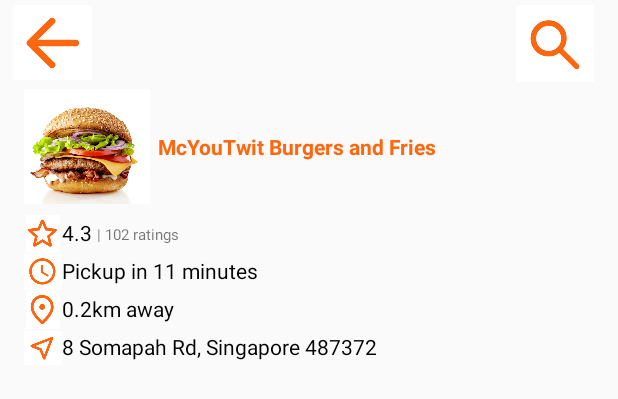
After one commit to Vin11704/Q_less_java, an Android app: the layout activity_restaurant1.xml on its own in the app's theme, with its tools: preview values and no code run, on a phone screen of 412 x 824 dp. The commit adds this screen. Shown: the top 399 px of the screen. Run offline under Robolectric (Android 15) with nearby library versions, the phone set to English and light mode, and no system bars; Roboto replaces fonts that are not available here.

Commit message:
restaurant food list Part 1

```diff
--- /dev/null
+++ b/app/src/main/res/layout/activity_restaurant1.xml
@@ -0,0 +1,151 @@
+<?xml version="1.0" encoding="utf-8"?>
+<androidx.constraintlayout.widget.ConstraintLayout xmlns:android="http://schemas.android.com/apk/res/android"
+    xmlns:app="http://schemas.android.com/apk/res-auto"
+    xmlns:tools="http://schemas.android.com/tools"
+    android:layout_width="match_parent"
+    android:layout_height="match_parent"
+    tools:context=".restaurant1">
+
+    <ScrollView
+        android:layout_width="match_parent"
+        android:layout_height="match_parent"
+        tools:layout_editor_absoluteX="155dp"
+        tools:layout_editor_absoluteY="198dp">
+
+        <LinearLayout
+            android:layout_width="match_parent"
+            android:layout_height="wrap_content"
+            android:orientation="vertical">
+
+            <androidx.constraintlayout.widget.ConstraintLayout
+                android:layout_width="match_parent"
+                android:layout_height="match_parent">
+
+                <ImageView
+                    android:id="@+id/store1_arrow"
+                    android:layout_width="70dp"
+                    android:layout_height="50dp"
+                    android:layout_marginTop="3dp"
+                    android:src="@drawable/arrow"
+                    app:layout_constraintStart_toStartOf="parent"
+                    app:layout_constraintTop_toTopOf="parent" />
+
+                <ImageView
+                    android:id="@+id/store1_search"
+                    android:layout_width="77dp"
+                    android:layout_height="51dp"
+                    android:layout_marginTop="3dp"
+                    android:layout_marginRight="3dp"
+                    android:src="@drawable/search"
+                    app:layout_constraintEnd_toEndOf="parent"
+                    app:layout_constraintTop_toTopOf="parent" />
+
+                <ImageView
+                    android:id="@+id/store1_profile"
+                    android:layout_width="84dp"
+                    android:layout_height="91dp"
+                    android:layout_marginStart="16dp"
+                    android:layout_marginTop="52dp"
+                    android:src="@drawable/store1_burger"
+                    app:layout_constraintStart_toStartOf="parent"
+                    app:layout_constraintTop_toTopOf="parent" />
+
+                <ImageView
+                    android:id="@+id/store1_fav"
+                    android:layout_width="25dp"
+                    android:layout_height="25dp"
+                    android:src="@drawable/fav"
+                    app:layout_constraintStart_toStartOf="@+id/store1_profile"
+                    app:layout_constraintTop_toBottomOf="@+id/store1_profile" />
+
+                <ImageView
+                    android:id="@+id/store1_duration"
+                    android:layout_width="25dp"
+                    android:layout_height="25dp"
+                    android:src="@drawable/duration"
+                    app:layout_constraintStart_toStartOf="@+id/store1_fav"
+                    app:layout_constraintTop_toBottomOf="@+id/store1_fav" />
+
+                <ImageView
+                    android:id="@+id/store1_pickup"
+                    android:layout_width="25dp"
+                    android:layout_height="25dp"
+                    app:layout_constraintStart_toStartOf="@+id/store1_duration"
+                    app:layout_constraintTop_toBottomOf="@+id/store1_duration"
+                    app:srcCompat="@drawable/pickup" />
+
+                <ImageView
+                    android:id="@+id/store1_location"
+                    android:layout_width="25dp"
+                    android:layout_height="25dp"
+                    app:layout_constraintStart_toStartOf="@+id/store1_pickup"
+                    app:layout_constraintTop_toBottomOf="@+id/store1_pickup"
+                    app:srcCompat="@drawable/location" />
+
+                <TextView
+                    android:id="@+id/textView"
+                    android:layout_width="wrap_content"
+                    android:layout_height="wrap_content"
+                    android:layout_marginStart="5dp"
+                    android:layout_marginTop="36dp"
+                    android:text="McYouTwit Burgers and Fries"
+                    android:textColor="@color/q_less__color"
+                    android:textStyle="bold"
+                    app:layout_constraintStart_toEndOf="@+id/store1_profile"
+                    app:layout_constraintTop_toTopOf="@+id/store1_profile" />
+
+                <TextView
+                    android:id="@+id/store1_fav_textView"
+                    android:layout_width="wrap_content"
+                    android:layout_height="25dp"
+                    android:paddingTop="2dp"
+                    android:text="4.3"
+                    android:textColor="@color/black"
+                    app:layout_constraintStart_toEndOf="@+id/store1_fav"
+                    app:layout_constraintTop_toTopOf="@+id/store1_fav" />
+
+                <TextView
+                    android:id="@+id/store1_duration_textView"
+                    android:layout_width="wrap_content"
+                    android:layout_height="25dp"
+                    android:paddingTop="2dp"
+                    android:text="Pickup in 11 minutes"
+                    android:textColor="@color/black"
+                    app:layout_constraintStart_toEndOf="@+id/store1_duration"
+                    app:layout_constraintTop_toBottomOf="@+id/store1_fav" />
+
+                <TextView
+                    android:id="@+id/store1_pickup_textView"
+                    android:layout_width="wrap_content"
+                    android:layout_height="25dp"
+                    android:paddingTop="2dp"
+                    android:text="0.2km away"
+                    android:textColor="@color/black"
+                    app:layout_constraintStart_toEndOf="@+id/store1_pickup"
+                    app:layout_constraintTop_toBottomOf="@+id/store1_duration" />
+
+                <TextView
+                    android:id="@+id/store1_location_textView"
+                    android:layout_width="wrap_content"
+                    android:layout_height="25dp"
+                    android:paddingTop="2dp"
+                    android:text="8 Somapah Rd, Singapore 487372"
+                    android:textColor="@color/black"
+                    app:layout_constraintStart_toEndOf="@+id/store1_location"
+                    app:layout_constraintTop_toBottomOf="@+id/store1_pickup" />
+
+                <TextView
+                    android:id="@+id/textView6"
+                    android:layout_width="wrap_content"
+                    android:layout_height="wrap_content"
+                    android:layout_marginStart="3dp"
+                    android:layout_marginTop="6dp"
+                    android:text="| 102 ratings"
+                    android:textSize="10sp"
+                    app:layout_constraintStart_toEndOf="@+id/store1_fav_textView"
+                    app:layout_constraintTop_toTopOf="@+id/store1_fav_textView" />
+
+            </androidx.constraintlayout.widget.ConstraintLayout>
+        </LinearLayout>
+    </ScrollView>
+</androidx.constraintlayout.widget.ConstraintLayout>
--- a/app/src/main/res/layout/activity_restaurant_list.xml
+++ b/app/src/main/res/layout/activity_restaurant_list.xml
@@ -19,8 +19,15 @@
         app:layout_constraintHorizontal_bias="0.0"
         app:layout_constraintStart_toStartOf="parent"
         app:layout_constraintTop_toTopOf="parent"
-        tools:ignore="UnknownId"/>
+        tools:ignore="UnknownId">
 
+        <ImageView
+            android:id="@+id/restaurant0_food_image"
+            android:layout_width="102dp"
+            android:layout_height="94dp"
+            android:scaleType="centerCrop"
+            android:src="@drawable/store1_burger" />
+    </androidx.cardview.widget.CardView>
 
     <androidx.cardview.widget.CardView
         android:id="@+id/food_item_card2"
@@ -56,6 +63,7 @@
         android:layout_height="wrap_content"
         android:layout_marginStart="124dp"
         android:layout_marginTop="292dp"
+        android:textStyle="bold"
         android:text="McYouTwit Burgers and Fries"
         app:layout_constraintStart_toStartOf="parent"
         app:layout_constraintTop_toTopOf="parent" />
@@ -98,6 +106,7 @@
         android:layout_height="wrap_content"
         android:layout_marginStart="124dp"
         android:layout_marginTop="100dp"
+        android:textStyle="bold"
         android:text="Malone's Cone"
         app:layout_constraintStart_toStartOf="parent"
         app:layout_constraintTop_toBottomOf="@+id/restaurant1_name" />
@@ -108,6 +117,7 @@
         android:layout_height="wrap_content"
         android:layout_marginStart="6dp"
         android:layout_marginTop="7dp"
+
         android:text="3.4 stars | Dessert | 0.3km away"
         app:layout_constraintStart_toEndOf="@+id/restaurant2_food_image"
         app:layout_constraintTop_toBottomOf="@+id/restaurant2_name" />
@@ -139,6 +149,7 @@
         android:layout_height="wrap_content"
         android:layout_marginStart="124dp"
         android:layout_marginTop="36dp"
+        android:textStyle="bold"
         android:text="Ah Huat Chicken Rice Noodles"
         app:layout_constraintStart_toStartOf="parent"
         app:layout_constraintTop_toBottomOf="@+id/restaurant2_food_image" />
--- a/app/src/main/res/layout/activity_welcome_page.xml
+++ b/app/src/main/res/layout/activity_welcome_page.xml
@@ -12,8 +12,8 @@
         android:layout_width="match_parent"
         android:layout_height="match_parent"
         android:orientation="vertical"
-        android:layout_marginLeft="15dp"
-        android:layout_marginRight="15dp">
+        tools:layout_editor_absoluteX="-47dp"
+        tools:layout_editor_absoluteY="-16dp">
 
         <TextView
             android:id="@+id/welcome_img_1"
@@ -50,37 +50,31 @@
             android:layout_gravity="center_horizontal|center"
             android:fontFamily="@font/roboto"
             android:gravity="center"
+            android:paddingLeft="30dp"
             android:paddingTop="10dp"
-            android:paddingLeft="30dp"
             android:paddingRight="30dp"
             android:text="@string/welcome_1_text"
             android:textSize="18sp" />
 
         <ImageView
             android:id="@+id/pagination_1"
-            android:src="@drawable/pagination_1"
             android:layout_width="match_parent"
             android:layout_height="wrap_content"
-            android:layout_marginTop="50dp" />
+            android:layout_marginTop="50dp"
+            android:src="@drawable/pagination_1" />
 
         <Button
             android:id="@+id/next_button"
             android:layout_width="match_parent"
             android:layout_height="wrap_content"
+            android:background="@drawable/next_button"
             android:text="Next"
+            android:textAllCaps="false"
             android:textColor="@color/q_less__color"
             android:textSize="20dp"
-            android:textStyle="bold"
-            android:textAllCaps="false"
-            android:background="@drawable/next_button"/>
-
+            android:textStyle="bold" />
 
     </LinearLayout>
 
 
-
-
-
-
-
 </androidx.constraintlayout.widget.ConstraintLayout>
--- a/app/src/main/res/values/themes.xml
+++ b/app/src/main/res/values/themes.xml
@@ -3,6 +3,9 @@
     <style name="Base.Theme.Q_less_java" parent="Theme.Material3.DayNight.NoActionBar">
         <!-- Customize your light theme here. -->
         <!-- <item name="colorPrimary">@color/my_light_primary</item> -->
+        <item name="colorPrimary">@color/q_less__color</item>
+        <item name="colorSecondary">@color/white</item>
+        <item name="color">@color/black</item>
     </style>
 
     <style name="Theme.Q_less_java" parent="Base.Theme.Q_less_java" />
```
Also changed, not shown: app/src/main/res/drawable/arrow.png (added), app/src/main/res/drawable/duration.png (added), app/src/main/res/drawable/fav.png (added), app/src/main/res/drawable/location.png (added), app/src/main/res/drawable/pickup.png (added), app/src/main/res/drawable/search.png (added).
